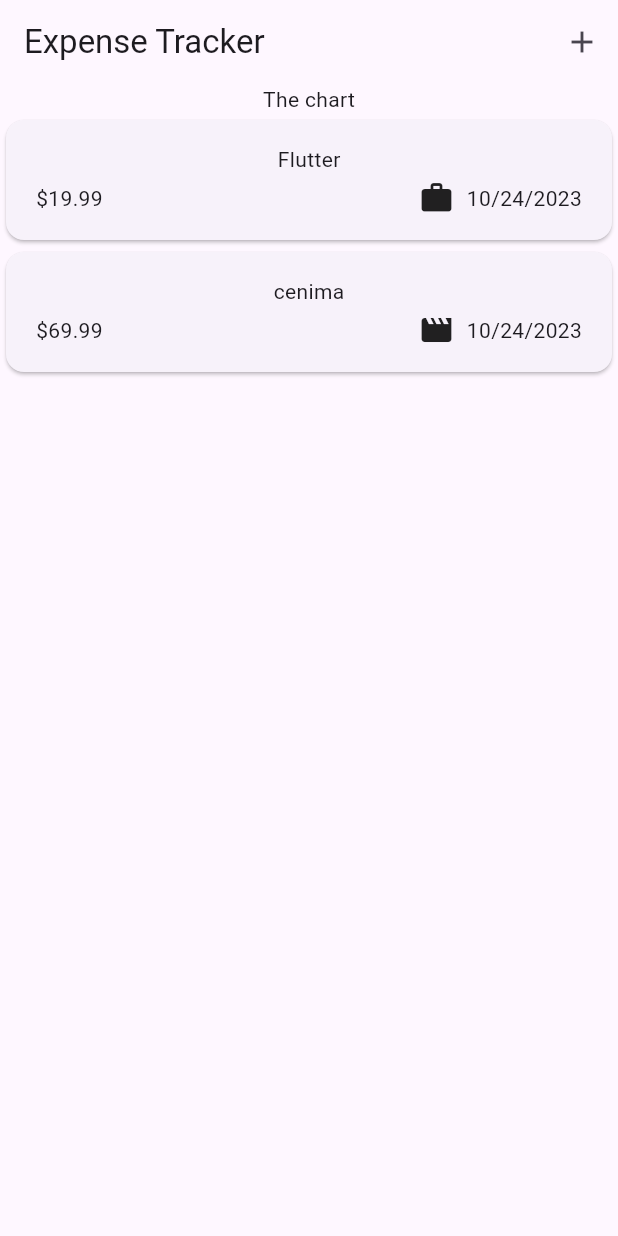
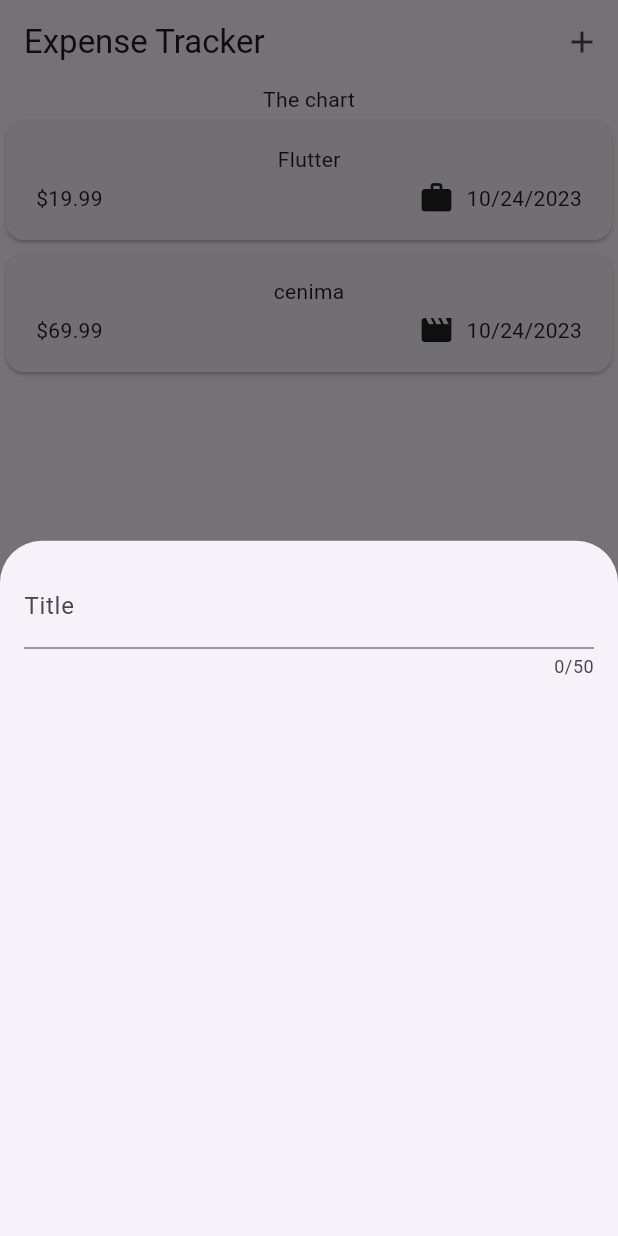
Before and after one commit to VarunBanka/expense-tracker, a Flutter app: the screen it shows after launch, after a tap on the "add" icon, on a phone screen of 412 x 824 dp. Run offline on Flutter 3.47's test engine with Material 2 defaults, Android fonts, the phone set to English and light mode, and no system bars.

Commit message:
Added modal sheet to understand context and handle user text input TextField Widget

```diff
--- a/lib/widgets/expenses_list/expenses.dart
+++ b/lib/widgets/expenses_list/expenses.dart
@@ -1,4 +1,5 @@
 import 'package:expense_tracker/widgets/expenses_list/expenses_list.dart';
+import 'package:expense_tracker/widgets/new_exp.dart';
 import 'package:flutter/material.dart';
 import 'package:expense_tracker/models/expenses.dart';
 
@@ -23,6 +24,13 @@ class _ExpensesScreenState extends State<ExpensesScreen> {
         category: Category.leisure),
   ];
 
+  void _openAddExpenseOverlay() {
+    showModalBottomSheet(
+      context: context,
+      builder: (ctx) => const NewExpense(),
+    );
+  }
+
   @override
   Widget build(BuildContext context) {
     return Scaffold(
@@ -30,7 +38,7 @@ class _ExpensesScreenState extends State<ExpensesScreen> {
         title: const Text('Expense Tracker'),
         actions: [
           IconButton(
-            onPressed: () {},
+            onPressed: _openAddExpenseOverlay,
             icon: const Icon(Icons.add),
           )
         ],
--- /dev/null
+++ b/lib/widgets/new_exp.dart
@@ -0,0 +1,28 @@
+import 'package:flutter/material.dart';
+
+class NewExpense extends StatefulWidget {
+  const NewExpense({super.key});
+
+  @override
+  State<NewExpense> createState() {
+    return _NewExpense();
+  }
+}
+
+class _NewExpense extends State<NewExpense> {
+  @override
+  Widget build(BuildContext context) {
+    return const Padding(
+      padding: EdgeInsets.all(16),
+      child: Column(
+        children: [
+          TextField(
+            maxLength: 50,
+            keyboardType: TextInputType.text,
+            decoration: InputDecoration(label: Text("Title")),
+          ),
+        ],
+      ),
+    );
+  }
+}
```
